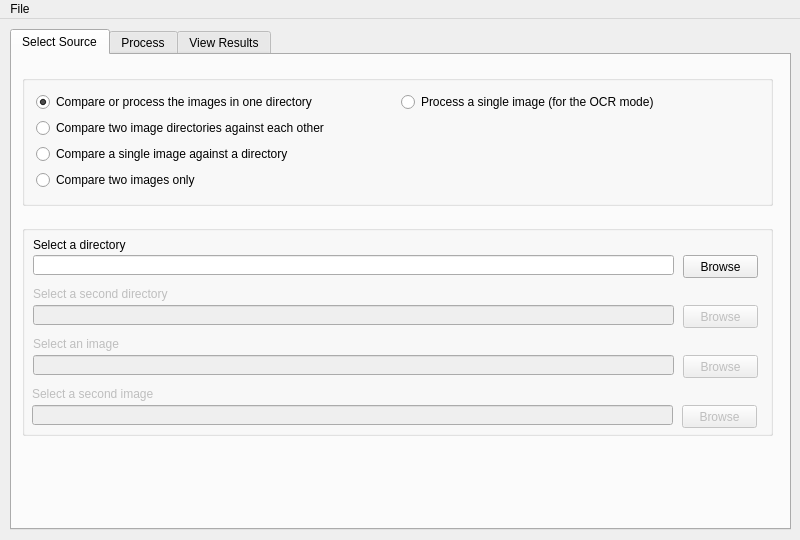
Before: the Qt Designer form qtui/ImgMatchUI.ui in akirov/ImgMatch, drawn with Qt 5.
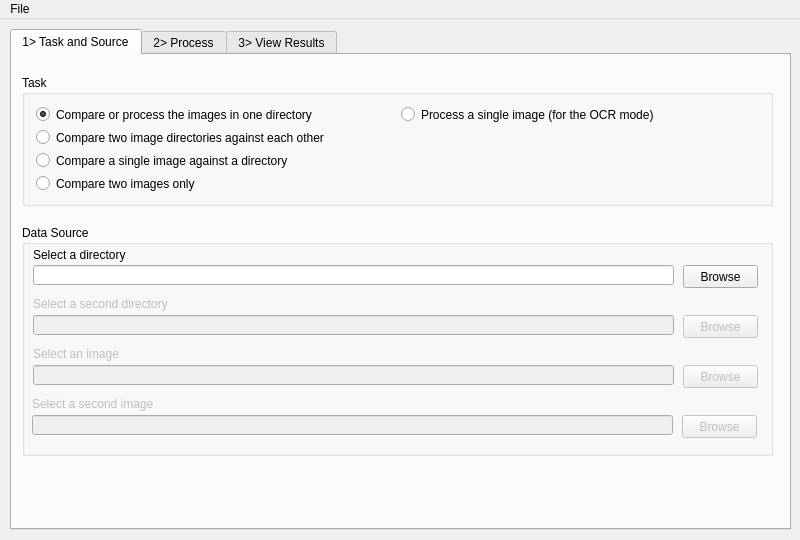
After: the same form once the commit is applied.

The edit to the form file:
```diff
--- a/qtui/ImgMatchUI.ui
+++ b/qtui/ImgMatchUI.ui
@@ -40,7 +40,7 @@
     </property>
     <widget class="QWidget" name="tabSource">
      <attribute name="title">
-      <string>Select Source</string>
+      <string>1&gt; Task and Source</string>
      </attribute>
      <widget class="QGroupBox" name="groupBox_2">
       <property name="geometry">
@@ -48,11 +48,11 @@
         <x>10</x>
         <y>170</y>
         <width>751</width>
-        <height>211</height>
+        <height>231</height>
        </rect>
       </property>
       <property name="title">
-       <string/>
+       <string>Data Source</string>
       </property>
       <widget class="QPushButton" name="pbSrcDir2">
        <property name="enabled">
@@ -61,7 +61,7 @@
        <property name="geometry">
         <rect>
          <x>661</x>
-         <y>80</y>
+         <y>90</y>
          <width>75</width>
          <height>23</height>
         </rect>
@@ -77,7 +77,7 @@
        <property name="geometry">
         <rect>
          <x>11</x>
-         <y>30</y>
+         <y>40</y>
          <width>641</width>
          <height>20</height>
         </rect>
@@ -90,7 +90,7 @@
        <property name="geometry">
         <rect>
          <x>661</x>
-         <y>30</y>
+         <y>40</y>
          <width>75</width>
          <height>23</height>
         </rect>
@@ -106,7 +106,7 @@
        <property name="geometry">
         <rect>
          <x>11</x>
-         <y>80</y>
+         <y>90</y>
          <width>641</width>
          <height>20</height>
         </rect>
@@ -119,7 +119,7 @@
        <property name="geometry">
         <rect>
          <x>11</x>
-         <y>130</y>
+         <y>140</y>
          <width>641</width>
          <height>20</height>
         </rect>
@@ -132,7 +132,7 @@
        <property name="geometry">
         <rect>
          <x>661</x>
-         <y>130</y>
+         <y>140</y>
          <width>75</width>
          <height>23</height>
         </rect>
@@ -148,7 +148,7 @@
        <property name="geometry">
         <rect>
          <x>11</x>
-         <y>11</y>
+         <y>21</y>
          <width>111</width>
          <height>16</height>
         </rect>
@@ -167,7 +167,7 @@
        <property name="geometry">
         <rect>
          <x>11</x>
-         <y>60</y>
+         <y>70</y>
          <width>151</width>
          <height>16</height>
         </rect>
@@ -186,7 +186,7 @@
        <property name="geometry">
         <rect>
          <x>11</x>
-         <y>110</y>
+         <y>120</y>
          <width>101</width>
          <height>16</height>
         </rect>
@@ -205,7 +205,7 @@
        <property name="geometry">
         <rect>
          <x>10</x>
-         <y>180</y>
+         <y>190</y>
          <width>641</width>
          <height>20</height>
         </rect>
@@ -218,7 +218,7 @@
        <property name="geometry">
         <rect>
          <x>10</x>
-         <y>160</y>
+         <y>170</y>
          <width>131</width>
          <height>16</height>
         </rect>
@@ -237,7 +237,7 @@
        <property name="geometry">
         <rect>
          <x>660</x>
-         <y>180</y>
+         <y>190</y>
          <width>75</width>
          <height>23</height>
         </rect>
@@ -257,7 +257,7 @@
        </rect>
       </property>
       <property name="title">
-       <string/>
+       <string>Task</string>
       </property>
       <layout class="QGridLayout" name="gridLayout_2">
        <item row="0" column="0">
@@ -324,7 +324,7 @@
       <bool>true</bool>
      </property>
      <attribute name="title">
-      <string>Process</string>
+      <string>2&gt; Process</string>
      </attribute>
      <widget class="QGroupBox" name="groupBox_3">
       <property name="geometry">
@@ -696,7 +696,7 @@
       <bool>false</bool>
      </property>
      <attribute name="title">
-      <string>View Results</string>
+      <string>3&gt; View Results</string>
      </attribute>
      <widget class="QPushButton" name="pbViewUp">
       <property name="geometry">
```
Left out of the diff: 32 changed lines with no effect on the pictures.
